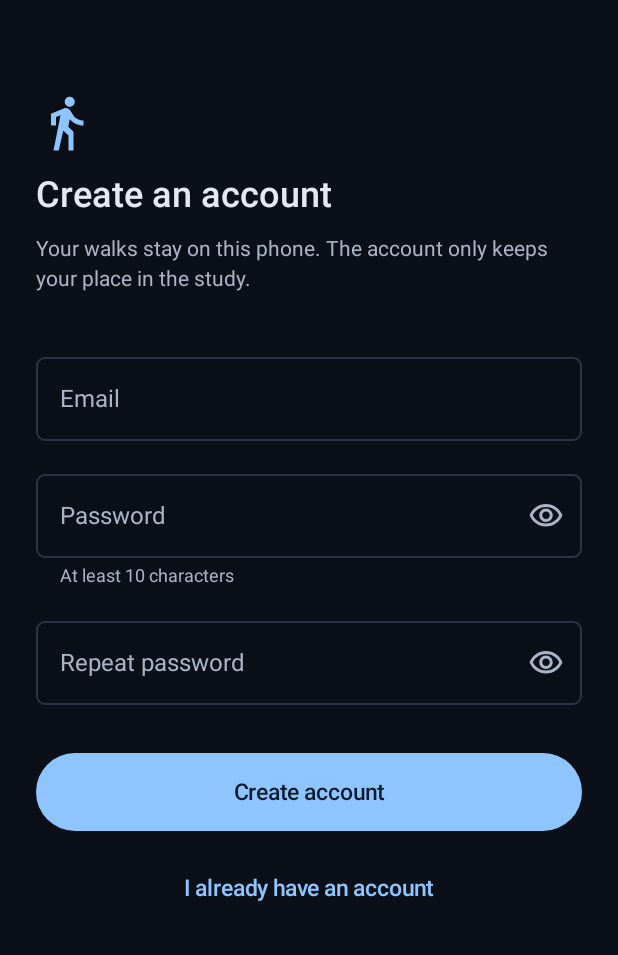
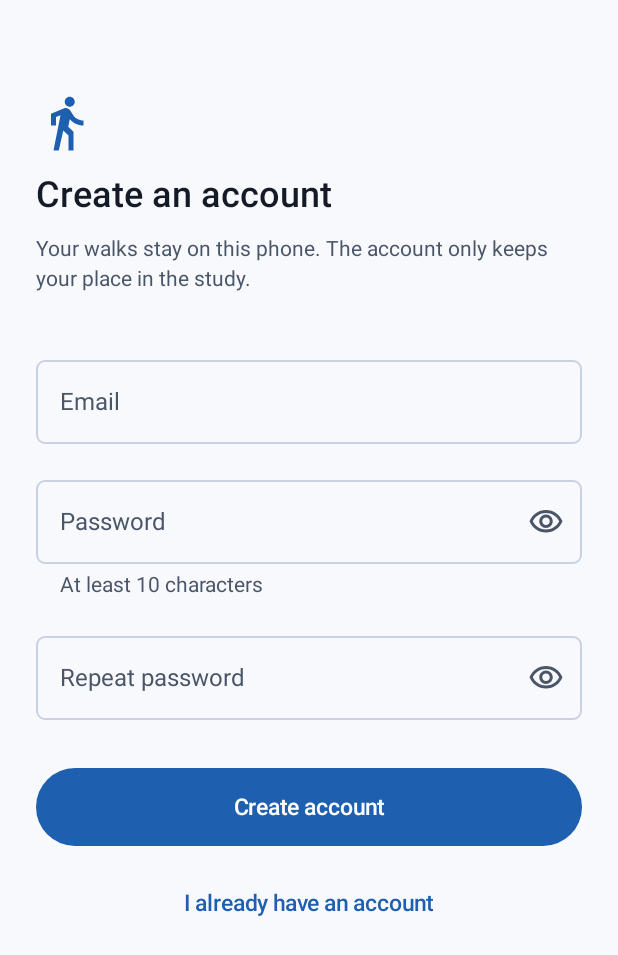
Before and after one commit to tuiiis/unwalked-android, an Android app built with Jetpack Compose: the screen it shows after launch (MainActivity), after a tap on "Create an account", on a phone screen of 412 x 824 dp. Shown: the top 955 px of the screen. Run offline under Robolectric (Android 15) with nearby library versions, the phone set to English and light mode, and no system bars; our stand-ins replace Room's generated code, Timber; libraries missing offline, so code that uses them is left out: com.uber.h3core, org.maplibre.android; 2 statements that could not run were skipped; 1 other tap on this screen came first.

Commit message:
Add a light theme and keep all text at 14 sp or larger

```diff
--- a/app/src/main/java/lt/ehu/unwalked/MainActivity.kt
+++ b/app/src/main/java/lt/ehu/unwalked/MainActivity.kt
@@ -11,7 +11,8 @@ import androidx.compose.ui.graphics.toArgb
 import androidx.lifecycle.lifecycleScope
 import java.io.File
 import kotlinx.coroutines.launch
-import lt.ehu.unwalked.core.ui.theme.Palette
+import lt.ehu.unwalked.core.ui.theme.DarkColors
+import lt.ehu.unwalked.core.ui.theme.LightColors
 import lt.ehu.unwalked.core.ui.theme.UnwalkedTheme
 import lt.ehu.unwalked.navigation.UnwalkedApp
 import timber.log.Timber
@@ -19,8 +20,8 @@ import timber.log.Timber
 class MainActivity : ComponentActivity() {
     override fun onCreate(savedInstanceState: Bundle?) {
         enableEdgeToEdge(
-            statusBarStyle = SystemBarStyle.dark(Palette.Background.toArgb()),
-            navigationBarStyle = SystemBarStyle.dark(Palette.Panel.toArgb()),
+            statusBarStyle = SystemBarStyle.auto(LightColors.background.toArgb(), DarkColors.background.toArgb()),
+            navigationBarStyle = SystemBarStyle.auto(LightColors.panel.toArgb(), DarkColors.panel.toArgb()),
         )
         super.onCreate(savedInstanceState)
         val container = (application as UnwalkedApplication).container
--- a/app/src/main/java/lt/ehu/unwalked/core/ui/map/MapStyle.kt
+++ b/app/src/main/java/lt/ehu/unwalked/core/ui/map/MapStyle.kt
@@ -2,6 +2,9 @@ package lt.ehu.unwalked.core.ui.map
 
 object MapStyle {
     const val TILES = "https://tiles.openfreemap.org/planet"
+    const val LIGHT = "https://tiles.openfreemap.org/styles/positron"
+    const val DARK_LABELS = "water-name"
+    const val LIGHT_LABELS = "waterway_line_label"
 
     val dark: String = """
     {
--- a/app/src/main/java/lt/ehu/unwalked/core/ui/theme/Palette.kt
+++ b/app/src/main/java/lt/ehu/unwalked/core/ui/theme/Palette.kt
@@ -1,27 +1,115 @@
 package lt.ehu.unwalked.core.ui.theme
 
+import androidx.compose.runtime.Composable
+import androidx.compose.runtime.Immutable
+import androidx.compose.runtime.ReadOnlyComposable
+import androidx.compose.runtime.staticCompositionLocalOf
 import androidx.compose.ui.graphics.Color
 
+@Immutable
+data class PaletteColors(
+    val background: Color,
+    val panel: Color,
+    val panelHigh: Color,
+    val line: Color,
+    val foreground: Color,
+    val muted: Color,
+    val accent: Color,
+    val accentDeep: Color,
+    val onAccent: Color,
+    val warning: Color,
+    val warningBackground: Color,
+    val danger: Color,
+    val onDanger: Color,
+    val route: Color,
+    val heat: List<Color>,
+    val isDark: Boolean,
+)
+
+val DarkColors = PaletteColors(
+    background = Color(0xFF0B0F18),
+    panel = Color(0xFF141A26),
+    panelHigh = Color(0xFF1B2333),
+    line = Color(0xFF2A3446),
+    foreground = Color(0xFFE3E9F2),
+    muted = Color(0xFFA9B4C6),
+    accent = Color(0xFF8EC5FF),
+    accentDeep = Color(0xFF1F3A5C),
+    onAccent = Color(0xFF0B1A2C),
+    warning = Color(0xFFF6C177),
+    warningBackground = Color(0xFF3A2C14),
+    danger = Color(0xFFF2B8B5),
+    onDanger = Color(0xFF3B1513),
+    route = Color(0xFFF6C177),
+    heat = listOf(Color(0xFF1F4E8C), Color(0xFF3B82D6), Color(0xFF8EC5FF), Color(0xFFEAF4FF)),
+    isDark = true,
+)
+
+val LightColors = PaletteColors(
+    background = Color(0xFFF7F9FC),
+    panel = Color(0xFFFFFFFF),
+    panelHigh = Color(0xFFEEF2F7),
+    line = Color(0xFFC9D2E0),
+    foreground = Color(0xFF141B26),
+    muted = Color(0xFF4A5568),
+    accent = Color(0xFF1F5FAF),
+    accentDeep = Color(0xFFDCE9FA),
+    onAccent = Color(0xFFFFFFFF),
+    warning = Color(0xFF8A5A00),
+    warningBackground = Color(0xFFFFF1D6),
+    danger = Color(0xFFB3261E),
+    onDanger = Color(0xFFFFFFFF),
+    route = Color(0xFFB07A10),
+    heat = listOf(Color(0xFFCFE1F7), Color(0xFF8EC5FF), Color(0xFF3B82D6), Color(0xFF1F4E8C)),
+    isDark = false,
+)
+
+val LocalPalette = staticCompositionLocalOf { DarkColors }
+
 object Palette {
-    val Background = Color(0xFF0B0F18)
-    val Panel = Color(0xFF141A26)
-    val PanelHigh = Color(0xFF1B2333)
-    val Line = Color(0xFF2A3446)
-    val Foreground = Color(0xFFE3E9F2)
-    val Muted = Color(0xFFA9B4C6)
-    val Accent = Color(0xFF8EC5FF)
-    val AccentDeep = Color(0xFF1F3A5C)
-    val OnAccent = Color(0xFF0B1A2C)
-    val Warning = Color(0xFFF6C177)
-    val WarningBackground = Color(0xFF3A2C14)
-    val Danger = Color(0xFFF2B8B5)
-    val OnDanger = Color(0xFF3B1513)
-    val Route = Color(0xFFF6C177)
-
-    val Heat = listOf(
-        Color(0xFF1F4E8C),
-        Color(0xFF3B82D6),
-        Color(0xFF8EC5FF),
-        Color(0xFFEAF4FF),
-    )
+    val Background: Color
+        @Composable @ReadOnlyComposable
+        get() = LocalPalette.current.background
+    val Panel: Color
+        @Composable @ReadOnlyComposable
+        get() = LocalPalette.current.panel
+    val PanelHigh: Color
+        @Composable @ReadOnlyComposable
+        get() = LocalPalette.current.panelHigh
+    val Line: Color
+        @Composable @ReadOnlyComposable
+        get() = LocalPalette.current.line
+    val Foreground: Color
+        @Composable @ReadOnlyComposable
+        get() = LocalPalette.current.foreground
+    val Muted: Color
+        @Composable @ReadOnlyComposable
+        get() = LocalPalette.current.muted
+    val Accent: Color
+        @Composable @ReadOnlyComposable
+        get() = LocalPalette.current.accent
+    val AccentDeep: Color
+        @Composable @ReadOnlyComposable
+        get() = LocalPalette.current.accentDeep
+    val OnAccent: Color
+        @Composable @ReadOnlyComposable
+        get() = LocalPalette.current.onAccent
+    val Warning: Color
+        @Composable @ReadOnlyComposable
+        get() = LocalPalette.current.warning
+    val WarningBackground: Color
+        @Composable @ReadOnlyComposable
+        get() = LocalPalette.current.warningBackground
+    val Danger: Color
+        @Composable @ReadOnlyComposable
+        get() = LocalPalette.current.danger
+    val OnDanger: Color
+        @Composable @ReadOnlyComposable
+        get() = LocalPalette.current.onDanger
+    val Route: Color
+        @Composable @ReadOnlyComposable
+        get() = LocalPalette.current.route
+    val Heat: List<Color>
+        @Composable @ReadOnlyComposable
+        get() = LocalPalette.current.heat
 }
--- a/app/src/main/java/lt/ehu/unwalked/core/ui/theme/Theme.kt
+++ b/app/src/main/java/lt/ehu/unwalked/core/ui/theme/Theme.kt
@@ -1,46 +1,79 @@
 package lt.ehu.unwalked.core.ui.theme
 
+import androidx.compose.foundation.isSystemInDarkTheme
 import androidx.compose.foundation.shape.RoundedCornerShape
 import androidx.compose.material3.MaterialTheme
 import androidx.compose.material3.Shapes
 import androidx.compose.material3.Surface
 import androidx.compose.material3.Typography
 import androidx.compose.material3.darkColorScheme
+import androidx.compose.material3.lightColorScheme
 import androidx.compose.runtime.Composable
+import androidx.compose.runtime.CompositionLocalProvider
 import androidx.compose.ui.text.TextStyle
 import androidx.compose.ui.text.font.FontFamily
 import androidx.compose.ui.text.font.FontWeight
 import androidx.compose.ui.unit.dp
 import androidx.compose.ui.unit.sp
 
-private val colors = darkColorScheme(
-    primary = Palette.Accent,
-    onPrimary = Palette.OnAccent,
-    primaryContainer = Palette.AccentDeep,
-    onPrimaryContainer = Palette.Foreground,
-    secondary = Palette.Accent,
-    onSecondary = Palette.OnAccent,
-    secondaryContainer = Palette.AccentDeep,
-    onSecondaryContainer = Palette.Foreground,
-    tertiary = Palette.Warning,
-    onTertiary = Palette.OnAccent,
-    background = Palette.Background,
-    onBackground = Palette.Foreground,
-    surface = Palette.Background,
-    onSurface = Palette.Foreground,
-    surfaceVariant = Palette.Panel,
-    onSurfaceVariant = Palette.Muted,
-    surfaceContainerLowest = Palette.Background,
-    surfaceContainerLow = Palette.Panel,
-    surfaceContainer = Palette.Panel,
-    surfaceContainerHigh = Palette.PanelHigh,
-    surfaceContainerHighest = Palette.PanelHigh,
-    outline = Palette.Line,
-    outlineVariant = Palette.Line,
-    error = Palette.Danger,
-    onError = Palette.OnDanger,
-    inverseSurface = Palette.Foreground,
-    inverseOnSurface = Palette.Background,
+private fun darkScheme(p: PaletteColors) = darkColorScheme(
+    primary = p.accent,
+    onPrimary = p.onAccent,
+    primaryContainer = p.accentDeep,
+    onPrimaryContainer = p.foreground,
+    secondary = p.accent,
+    onSecondary = p.onAccent,
+    secondaryContainer = p.accentDeep,
+    onSecondaryContainer = p.foreground,
+    tertiary = p.warning,
+    onTertiary = p.onAccent,
+    background = p.background,
+    onBackground = p.foreground,
+    surface = p.background,
+    onSurface = p.foreground,
+    surfaceVariant = p.panel,
+    onSurfaceVariant = p.muted,
+    surfaceContainerLowest = p.background,
+    surfaceContainerLow = p.panel,
+    surfaceContainer = p.panel,
+    surfaceContainerHigh = p.panelHigh,
+    surfaceContainerHighest = p.panelHigh,
+    outline = p.line,
+    outlineVariant = p.line,
+    error = p.danger,
+    onError = p.onDanger,
+    inverseSurface = p.foreground,
+    inverseOnSurface = p.background,
+)
+
+private fun lightScheme(p: PaletteColors) = lightColorScheme(
+    primary = p.accent,
+    onPrimary = p.onAccent,
+    primaryContainer = p.accentDeep,
+    onPrimaryContainer = p.foreground,
+    secondary = p.accent,
+    onSecondary = p.onAccent,
+    secondaryContainer = p.accentDeep,
+    onSecondaryContainer = p.foreground,
+    tertiary = p.warning,
+    onTertiary = p.onAccent,
+    background = p.background,
+    onBackground = p.foreground,
+    surface = p.background,
+    onSurface = p.foreground,
+    surfaceVariant = p.panel,
+    onSurfaceVariant = p.muted,
+    surfaceContainerLowest = p.background,
+    surfaceContainerLow = p.panel,
+    surfaceContainer = p.panel,
+    surfaceContainerHigh = p.panelHigh,
+    surfaceContainerHighest = p.panelHigh,
+    outline = p.line,
+    outlineVariant = p.line,
+    error = p.danger,
+    onError = p.onDanger,
+    inverseSurface = p.foreground,
+    inverseOnSurface = p.background,
 )
 
 private val roboto = FontFamily.Default
@@ -52,10 +85,10 @@ private val typography = Typography(
     titleSmall = TextStyle(fontFamily = roboto, fontWeight = FontWeight.Medium, fontSize = 15.sp, lineHeight = 20.sp),
     bodyLarge = TextStyle(fontFamily = roboto, fontSize = 16.sp, lineHeight = 22.sp),
     bodyMedium = TextStyle(fontFamily = roboto, fontSize = 14.sp, lineHeight = 20.sp),
-    bodySmall = TextStyle(fontFamily = roboto, fontSize = 12.sp, lineHeight = 16.sp),
+    bodySmall = TextStyle(fontFamily = roboto, fontSize = 14.sp, lineHeight = 20.sp),
     labelLarge = TextStyle(fontFamily = roboto, fontWeight = FontWeight.Medium, fontSize = 15.sp, lineHeight = 20.sp),
-    labelMedium = TextStyle(fontFamily = roboto, fontWeight = FontWeight.Medium, fontSize = 12.sp, lineHeight = 16.sp),
-    labelSmall = TextStyle(fontFamily = roboto, fontSize = 11.sp, lineHeight = 14.sp),
+    labelMedium = TextStyle(fontFamily = roboto, fontWeight = FontWeight.Medium, fontSize = 14.sp, lineHeight = 18.sp),
+    labelSmall = TextStyle(fontFamily = roboto, fontSize = 14.sp, lineHeight = 18.sp),
 )
 
 private val shapes = Shapes(
@@ -67,8 +100,12 @@ private val shapes = Shapes(
 )
 
 @Composable
-fun UnwalkedTheme(content: @Composable () -> Unit) {
-    MaterialTheme(colorScheme = colors, typography = typography, shapes = shapes) {
-        Surface(color = Palette.Background, contentColor = Palette.Foreground, content = content)
+fun UnwalkedTheme(dark: Boolean = isSystemInDarkTheme(), content: @Composable () -> Unit) {
+    val palette = if (dark) DarkColors else LightColors
+    val scheme = if (dark) darkScheme(palette) else lightScheme(palette)
+    CompositionLocalProvider(LocalPalette provides palette) {
+        MaterialTheme(colorScheme = scheme, typography = typography, shapes = shapes) {
+            Surface(color = palette.background, contentColor = palette.foreground, content = content)
+        }
     }
 }
```
Also changed, not shown: app/src/main/java/lt/ehu/unwalked/core/ui/map/HeatMap.kt (+24 -17 lines), app/src/main/java/lt/ehu/unwalked/feature/stats/StatsScreen.kt (+27 -20 lines), 1 other file.
